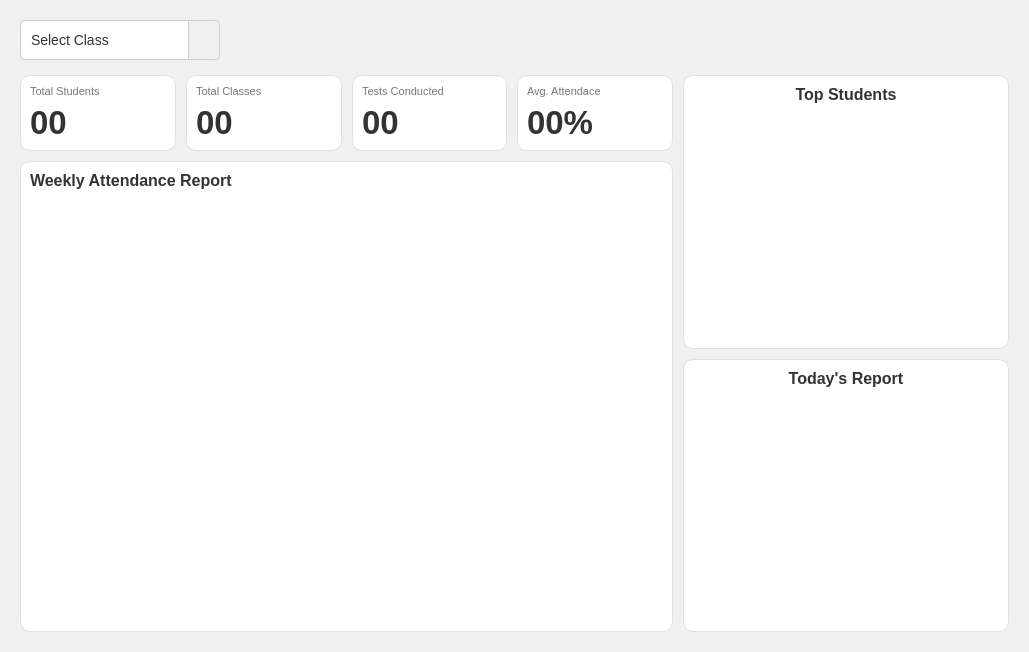
This is ui/QTFiles/dashboardTeacher.ui in fizzycoding/Attendance-Management-System--College as Qt 5 draws it before an edit. The edited form follows.
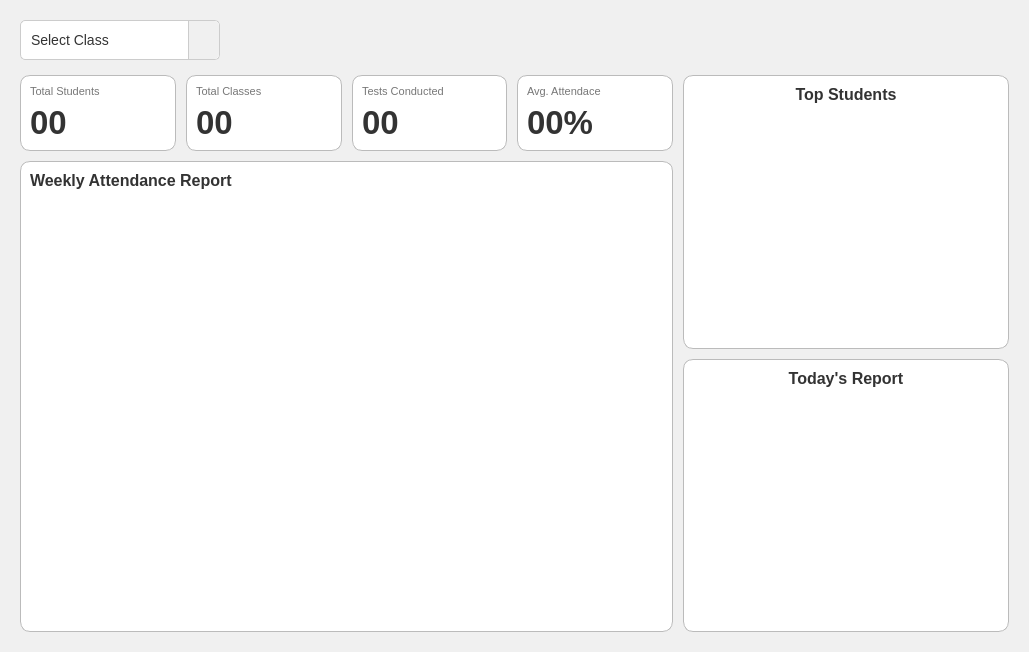
This is the edited form. Icons and pictures are not drawn.

Diff of the .ui file:
```diff
--- a/ui/QTFiles/dashboardTeacher.ui
+++ b/ui/QTFiles/dashboardTeacher.ui
@@ -143,7 +143,7 @@
             </size>
            </property>
            <property name="styleSheet">
-            <string notr="true">QFrame { background-color: white; border-radius: 10px; border: 1px solid #e0e0e0; }
+            <string notr="true">QFrame { background-color: white; border-radius: 10px; border: 1px solid #bbb; }
 QFrame:hover { border: 1px solid #57e700; }</string>
            </property>
            <layout class="QVBoxLayout" name="vbox_card2">
@@ -194,7 +194,7 @@
             </size>
            </property>
            <property name="styleSheet">
-            <string notr="true">QFrame { background-color: white; border-radius: 10px; border: 1px solid #e0e0e0; }
+            <string notr="true">QFrame { background-color: white; border-radius: 10px; border: 1px solid #bbb; }
 QFrame:hover { border: 1px solid #3388FF; }</string>
            </property>
            <layout class="QVBoxLayout" name="vbox_card1">
@@ -244,7 +244,7 @@
             </size>
            </property>
            <property name="styleSheet">
-            <string notr="true">QFrame { background-color: white; border-radius: 10px; border: 1px solid #e0e0e0; }
+            <string notr="true">QFrame { background-color: white; border-radius: 10px; border: 1px solid #bbb; }
 QFrame:hover { border: 1px solid #d400e7; }</string>
            </property>
            <layout class="QVBoxLayout" name="vbox_card4">
@@ -294,7 +294,7 @@
             </size>
            </property>
            <property name="styleSheet">
-            <string notr="true">QFrame { background-color: white; border-radius: 10px; border: 1px solid #e0e0e0; }
+            <string notr="true">QFrame { background-color: white; border-radius: 10px; border: 1px solid #bbb; }
 QFrame:hover { border: 1px solid #e7c100; }</string>
            </property>
            <layout class="QVBoxLayout" name="vbox_card3">
@@ -340,7 +340,7 @@
        <item>
         <widget class="QFrame" name="frame_weekly">
          <property name="styleSheet">
-          <string notr="true">background-color: white; border-radius: 10px; border: 1px solid #e0e0e0;</string>
+          <string notr="true">background-color: white; border-radius: 10px; border: 1px solid #bbb;</string>
          </property>
          <layout class="QVBoxLayout" name="vbox_weekly">
           <item>
@@ -395,7 +395,7 @@
           </size>
          </property>
          <property name="styleSheet">
-          <string notr="true">background-color: white; border-radius: 10px; border: 1px solid #e0e0e0;</string>
+          <string notr="true">background-color: white; border-radius: 10px; border: 1px solid #bbb;</string>
          </property>
          <layout class="QVBoxLayout" name="vbox_leaderboard">
           <item>
@@ -455,7 +455,7 @@
        <item>
         <widget class="QFrame" name="frame_today_pie">
          <property name="styleSheet">
-          <string notr="true">background-color: white; border-radius: 10px; border: 1px solid #e0e0e0;</string>
+          <string notr="true">background-color: white; border-radius: 10px; border: 1px solid #bbb;</string>
          </property>
          <layout class="QVBoxLayout" name="vbox_pie">
           <item>
```
